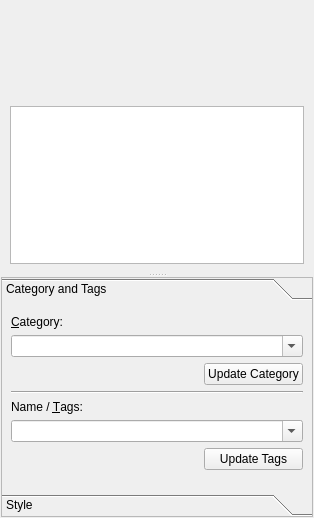
Above: src/klflibentryeditor.ui from CryFeiFei/klatexformula before the change. Below: the same form after it.
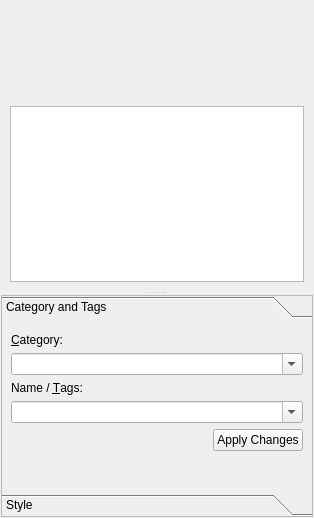
That is the form after the change. Icons and pictures are not drawn. Custom widgets are drawn as their Qt base class.

The edit to the form file:
```diff
--- a/src/klflibentryeditor.ui
+++ b/src/klflibentryeditor.ui
@@ -142,7 +142,7 @@
          <x>0</x>
          <y>0</y>
          <width>308</width>
-         <height>240</height>
+         <height>193</height>
         </rect>
        </property>
        <property name="autoFillBackground">
@@ -178,37 +178,7 @@
           </property>
          </widget>
         </item>
-        <item row="2" column="0">
-         <spacer name="hspc4">
-          <property name="orientation">
-           <enum>Qt::Horizontal</enum>
-          </property>
-          <property name="sizeType">
-           <enum>QSizePolicy::Expanding</enum>
-          </property>
-          <property name="sizeHint" stdset="0">
-           <size>
-            <width>164</width>
-            <height>20</height>
-           </size>
-          </property>
-         </spacer>
-        </item>
-        <item row="2" column="1">
-         <widget class="QPushButton" name="btnUpdateCategory">
-          <property name="text">
-           <string>Update Category</string>
-          </property>
-         </widget>
-        </item>
-        <item row="3" column="0" colspan="2">
-         <widget class="Line" name="hlineCatTags">
-          <property name="orientation">
-           <enum>Qt::Horizontal</enum>
-          </property>
-         </widget>
-        </item>
-        <item row="4" column="0" colspan="2">
+        <item row="2" column="0" colspan="2">
          <widget class="QLabel" name="lblTags">
           <property name="text">
            <string>Name / &amp;Tags:</string>
@@ -221,7 +191,7 @@
           </property>
          </widget>
         </item>
-        <item row="5" column="0" colspan="2">
+        <item row="3" column="0" colspan="2">
          <widget class="QComboBox" name="cbxTags">
           <property name="editable">
            <bool>true</bool>
@@ -234,7 +204,7 @@
           </property>
          </widget>
         </item>
-        <item row="6" column="0">
+        <item row="4" column="0">
          <spacer name="hspc3">
           <property name="orientation">
            <enum>Qt::Horizontal</enum>
@@ -250,14 +220,14 @@
           </property>
          </spacer>
         </item>
-        <item row="6" column="1">
-         <widget class="QPushButton" name="btnUpdateTags">
+        <item row="4" column="1">
+         <widget class="QPushButton" name="btnApplyChanges">
           <property name="text">
-           <string>Update Tags</string>
+           <string>Apply Changes</string>
           </property>
          </widget>
         </item>
-        <item row="7" column="0">
+        <item row="5" column="0">
          <spacer name="vspcCatTags">
           <property name="orientation">
            <enum>Qt::Vertical</enum>
```
Left out of the diff: 2 changed lines with no effect on the pictures.
